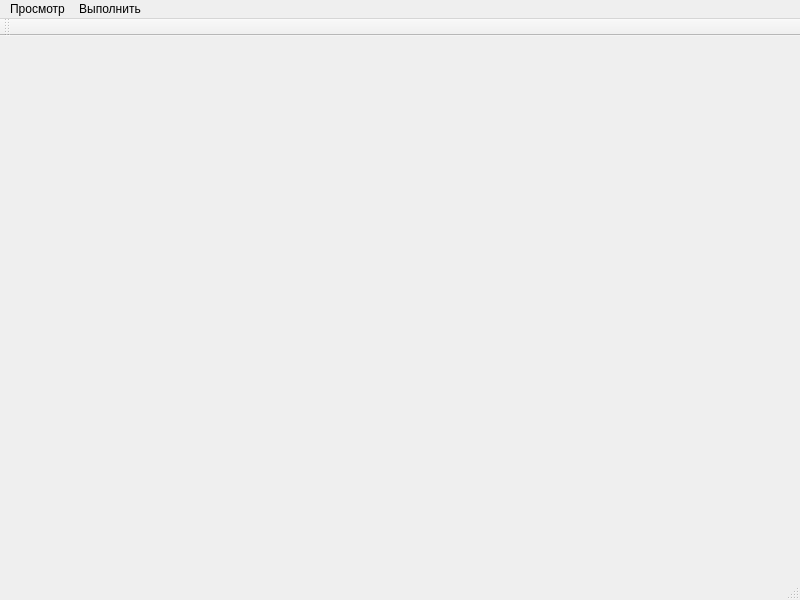
eugene-pa/armdncqt, file kp_nix/mainwindow.ui: the form before one commit.
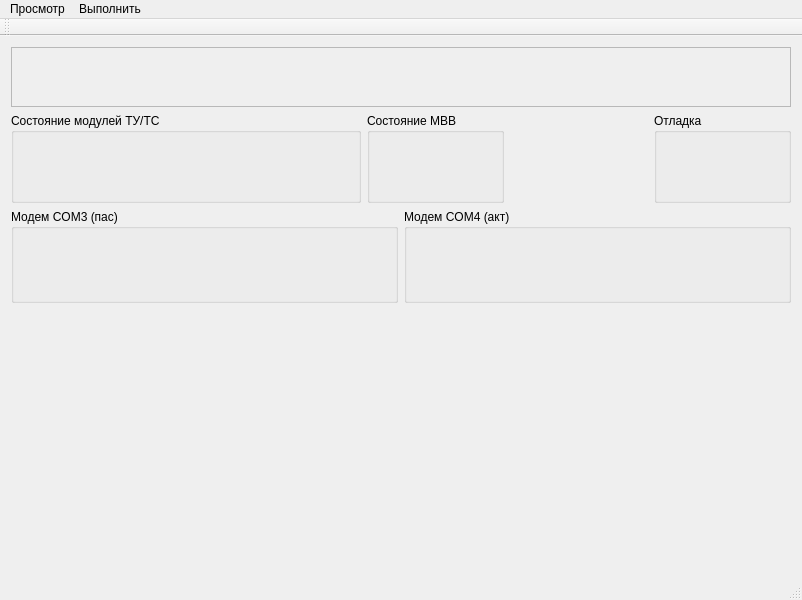
The form after the commit. Custom widgets are drawn as their Qt base class.

The edit to the form file:
```diff
--- a/kp_nix/mainwindow.ui
+++ b/kp_nix/mainwindow.ui
@@ -17,6 +17,12 @@
    <layout class="QVBoxLayout" name="verticalLayout">
     <item>
      <widget class="FrameBase" name="frameBase">
+      <property name="minimumSize">
+       <size>
+        <width>780</width>
+        <height>60</height>
+       </size>
+      </property>
       <property name="frameShape">
        <enum>QFrame::StyledPanel</enum>
       </property>
@@ -25,6 +31,76 @@
       </property>
      </widget>
     </item>
+    <item>
+     <layout class="QHBoxLayout" name="horizontalLayout" stretch="0,0,0,0">
+      <item>
+       <widget class="FrameBT" name="groupBox">
+        <property name="minimumSize">
+         <size>
+          <width>350</width>
+          <height>90</height>
+         </size>
+        </property>
+        <property name="baseSize">
+         <size>
+          <width>350</width>
+          <height>90</height>
+         </size>
+        </property>
+        <property name="title">
+         <string>Состояние модулей ТУ/ТС</string>
+        </property>
+       </widget>
+      </item>
+      <item>
+       <widget class="FrameMvvStatus" name="groupBox_2">
+        <property name="title">
+         <string>Состояние МВВ</string>
+        </property>
+       </widget>
+      </item>
+      <item>
+       <widget class="QWidget" name="widget" native="true"/>
+      </item>
+      <item>
+       <widget class="QGroupBox" name="groupBox_3">
+        <property name="title">
+         <string>Отладка</string>
+        </property>
+       </widget>
+      </item>
+     </layout>
+    </item>
+    <item>
+     <layout class="QHBoxLayout" name="horizontalLayout_2">
+      <item>
+       <widget class="FarmeLine" name="groupBox_">
+        <property name="minimumSize">
+         <size>
+          <width>0</width>
+          <height>94</height>
+         </size>
+        </property>
+        <property name="title">
+         <string>Модем COM3 (пас)</string>
+        </property>
+       </widget>
+      </item>
+      <item>
+       <widget class="FarmeLine" name="groupBox_3">
+        <property name="minimumSize">
+         <size>
+          <width>0</width>
+          <height>94</height>
+         </size>
+        </property>
+        <property name="title">
+         <string>Модем COM4 (акт)</string>
+        </property>
+       </widget>
+      </item>
+     </layout>
+    </item>
     <item>
      <spacer name="verticalSpacer">
       <property name="orientation">
@@ -33,7 +109,7 @@
       <property name="sizeHint" stdset="0">
        <size>
         <width>20</width>
-        <height>510</height>
+        <height>412</height>
        </size>
       </property>
      </spacer>
@@ -123,6 +199,24 @@
    <header>framebase.h</header>
    <container>1</container>
   </customwidget>
+  <customwidget>
+   <class>FrameBT</class>
+   <extends>QGroupBox</extends>
+   <header>framebt.h</header>
+   <container>1</container>
+  </customwidget>
+  <customwidget>
+   <class>FrameMvvStatus</class>
+   <extends>QGroupBox</extends>
+   <header>framemvvstatus.h</header>
+   <container>1</container>
+  </customwidget>
+  <customwidget>
+   <class>FarmeLine</class>
+   <extends>QGroupBox</extends>
+   <header>farmeline.h</header>
+   <container>1</container>
+  </customwidget>
  </customwidgets>
  <resources/>
  <connections/>
```
